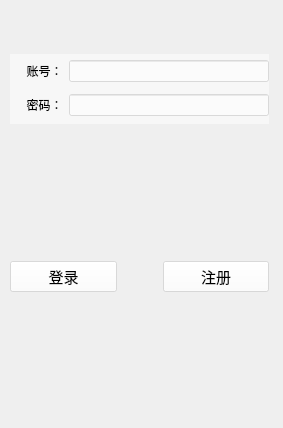
Above: loginbox.ui from Specialwu-cpu/train_book_system before the change. Below: the same form after it.
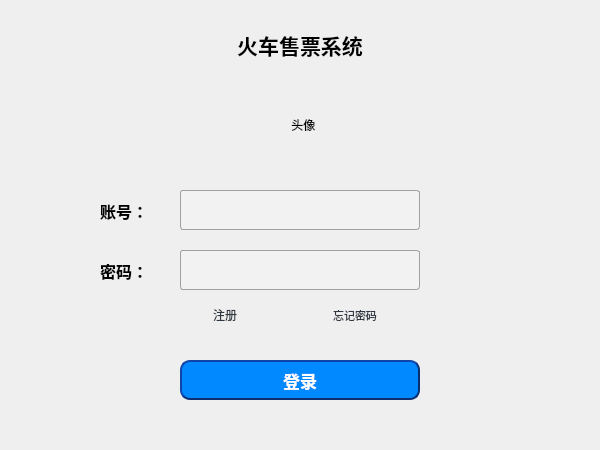
That is the form after the change.

Commit message: 完成找回密码界面和逻辑。

```diff
--- a/loginbox.ui
+++ b/loginbox.ui
@@ -6,186 +6,363 @@
    <rect>
     <x>0</x>
     <y>0</y>
-    <width>283</width>
-    <height>428</height>
+    <width>600</width>
+    <height>450</height>
    </rect>
   </property>
   <property name="windowTitle">
    <string>Form</string>
   </property>
-  <widget class="QWidget" name="widget_3" native="true">
+  <widget class="QLabel" name="headerLabel">
    <property name="geometry">
     <rect>
-     <x>10</x>
-     <y>130</y>
-     <width>259</width>
-     <height>294</height>
+     <x>250</x>
+     <y>70</y>
+     <width>110</width>
+     <height>110</height>
     </rect>
    </property>
-   <layout class="QVBoxLayout" name="verticalLayout_6" stretch="2">
-    <item>
-     <layout class="QHBoxLayout" name="horizontalLayout2" stretch="3,0,3">
-      <item>
-       <widget class="QPushButton" name="loginButton">
-        <property name="minimumSize">
-         <size>
-          <width>30</width>
-          <height>30</height>
-         </size>
-        </property>
-        <property name="font">
-         <font>
-          <family>华文琥珀</family>
-          <pointsize>11</pointsize>
-          <weight>50</weight>
-          <italic>false</italic>
-          <bold>false</bold>
-         </font>
-        </property>
-        <property name="styleSheet">
-         <string notr="true">font: 11pt &quot;华文琥珀&quot;;
-background-color: rgba(255, 255, 255, 120);</string>
-        </property>
-        <property name="text">
-         <string>登录</string>
-        </property>
-       </widget>
-      </item>
-      <item>
-       <spacer name="horizontalSpacer0">
-        <property name="orientation">
-         <enum>Qt::Horizontal</enum>
-        </property>
-        <property name="sizeHint" stdset="0">
-         <size>
-          <width>40</width>
-          <height>20</height>
-         </size>
-        </property>
-       </spacer>
-      </item>
-      <item>
-       <widget class="QPushButton" name="registerButton">
-        <property name="minimumSize">
-         <size>
-          <width>30</width>
-          <height>30</height>
-         </size>
-        </property>
-        <property name="font">
-         <font>
-          <family>华文琥珀</family>
-          <pointsize>11</pointsize>
-          <weight>50</weight>
-          <italic>false</italic>
-          <bold>false</bold>
-         </font>
-        </property>
-        <property name="styleSheet">
-         <string notr="true">font: 11pt &quot;华文琥珀&quot;;
-background-color: rgba(255, 255, 255, 120);</string>
-        </property>
-        <property name="text">
-         <string>注册</string>
-        </property>
-       </widget>
-      </item>
-     </layout>
-    </item>
-   </layout>
+   <property name="styleSheet">
+    <string notr="true"/>
+   </property>
+   <property name="text">
+    <string>头像 </string>
+   </property>
+   <property name="alignment">
+    <set>Qt::AlignCenter</set>
+   </property>
   </widget>
-  <widget class="QWidget" name="widget" native="true">
+  <widget class="QLabel" name="titleLabel">
    <property name="geometry">
     <rect>
-     <x>10</x>
-     <y>10</y>
-     <width>259</width>
-     <height>38</height>
+     <x>125</x>
+     <y>30</y>
+     <width>350</width>
+     <height>30</height>
     </rect>
    </property>
-   <layout class="QHBoxLayout" name="horizontalLayout_10">
-    <item>
-     <spacer name="horizontalSpacer_1">
-      <property name="orientation">
-       <enum>Qt::Horizontal</enum>
-      </property>
-      <property name="sizeHint" stdset="0">
-       <size>
-        <width>11</width>
-        <height>20</height>
-       </size>
-      </property>
-     </spacer>
-    </item>
-    <item>
-     <spacer name="horizontalSpacer_0">
-      <property name="orientation">
-       <enum>Qt::Horizontal</enum>
-      </property>
-      <property name="sizeHint" stdset="0">
-       <size>
-        <width>12</width>
-        <height>20</height>
-       </size>
-      </property>
-     </spacer>
-    </item>
-   </layout>
+   <property name="font">
+    <font>
+     <family>微软雅黑</family>
+     <pointsize>16</pointsize>
+     <weight>75</weight>
+     <italic>false</italic>
+     <bold>true</bold>
+     <kerning>false</kerning>
+    </font>
+   </property>
+   <property name="styleSheet">
+    <string notr="true">QLabel
+{
+	font-family: 微软雅黑;
+    font:bold 16pt; /*字体*/
+}</string>
+   </property>
+   <property name="text">
+    <string>火车售票系统</string>
+   </property>
+   <property name="alignment">
+    <set>Qt::AlignCenter</set>
+   </property>
   </widget>
-  <widget class="QWidget" name="widget_2" native="true">
+  <widget class="QLabel" name="accountLabel">
    <property name="geometry">
     <rect>
-     <x>10</x>
-     <y>54</y>
-     <width>259</width>
-     <height>70</height>
+     <x>100</x>
+     <y>195</y>
+     <width>71</width>
+     <height>31</height>
     </rect>
    </property>
    <property name="styleSheet">
-    <string notr="true">background-color: rgba(255, 255, 255, 120);</string>
+    <string notr="true">QLabel
+{
+	font-family: 宋体;
+    font:bold 12pt; /*字体*/
+}</string>
    </property>
-   <layout class="QVBoxLayout" name="verticalLayout_7">
-    <item>
-     <layout class="QHBoxLayout" name="horizontalLayout0" stretch="0,4">
-      <item>
-       <widget class="QLabel" name="accountLabel">
-        <property name="styleSheet">
-         <string notr="true">font: 12pt &quot;华文琥珀&quot;;
-background-color: rgba(255, 255, 255, 0);</string>
-        </property>
-        <property name="text">
-         <string>     账号：</string>
-        </property>
-       </widget>
-      </item>
-      <item>
-       <widget class="QLineEdit" name="accountLineEdit"/>
-      </item>
-     </layout>
-    </item>
-    <item>
-     <layout class="QHBoxLayout" name="horizontalLayout1" stretch="1,4">
-      <item>
-       <widget class="QLabel" name="passwordLabel">
-        <property name="styleSheet">
-         <string notr="true">font: 12pt &quot;华文琥珀&quot;;
-background-color: rgba(255, 255, 255, 0);</string>
-        </property>
-        <property name="text">
-         <string>     密码：</string>
-        </property>
-       </widget>
-      </item>
-      <item>
-       <widget class="QLineEdit" name="passwordLineEdit">
-        <property name="echoMode">
-         <enum>QLineEdit::Password</enum>
-        </property>
-       </widget>
-      </item>
-     </layout>
-    </item>
-   </layout>
+   <property name="text">
+    <string>账号：</string>
+   </property>
+  </widget>
+  <widget class="QLabel" name="passwordLabel">
+   <property name="geometry">
+    <rect>
+     <x>100</x>
+     <y>255</y>
+     <width>71</width>
+     <height>31</height>
+    </rect>
+   </property>
+   <property name="styleSheet">
+    <string notr="true">QLabel
+{
+	font-family: 宋体;
+    font:bold 12pt; /*字体*/
+}</string>
+   </property>
+   <property name="text">
+    <string>密码：</string>
+   </property>
+  </widget>
+  <widget class="QLineEdit" name="accountLineEdit">
+   <property name="geometry">
+    <rect>
+     <x>180</x>
+     <y>190</y>
+     <width>240</width>
+     <height>40</height>
+    </rect>
+   </property>
+   <property name="font">
+    <font>
+     <family>Times New Roman</family>
+     <pointsize>12</pointsize>
+     <weight>75</weight>
+     <bold>true</bold>
+    </font>
+   </property>
+   <property name="styleSheet">
+    <string notr="true">QLineEdit {
+	border: 1px solid #A0A0A0; /* 边框宽度为1px，颜色为#A0A0A0 */
+	border-radius: 3px; /* 边框圆角 */
+	padding-left: 5px; /* 文本距离左边界有5px */
+	background-color: #F2F2F2; /* 背景颜色 灰*/
+	color: #000000; /* 文本颜色 黑*/
+	selection-background-color: #A0A0A0; /* 选中文本的背景颜色 */
+	selection-color: #F2F2F2; /* 选中文本的颜色 */
+	font-family: &quot;Times New Roman&quot;; /* 文本字体族 */
+	font-size: 12pt; /* 文本字体大小 */
+}
+
+QLineEdit:hover { /* 鼠标悬浮在QLineEdit时的状态 */
+	border: 1px solid #298DFF;
+	border-radius: 3px;
+	background-color: #F2F2F2;
+	color: #298DFF; /* 文本颜色 蓝*/
+	selection-background-color: #298DFF;
+	selection-color: #F2F2F2;
+}
+</string>
+   </property>
+  </widget>
+  <widget class="QLineEdit" name="passwordLineEdit">
+   <property name="geometry">
+    <rect>
+     <x>180</x>
+     <y>250</y>
+     <width>240</width>
+     <height>40</height>
+    </rect>
+   </property>
+   <property name="styleSheet">
+    <string notr="true">QLineEdit {
+	border: 1px solid #A0A0A0; /* 边框宽度为1px，颜色为#A0A0A0 */
+	border-radius: 3px; /* 边框圆角 */
+	padding-left: 5px; /* 文本距离左边界有5px */
+	background-color: #F2F2F2; /* 背景颜色 灰*/
+	color: #000000; /* 文本颜色 黑*/
+	selection-background-color: #A0A0A0; /* 选中文本的背景颜色 */
+	selection-color: #F2F2F2; /* 选中文本的颜色 */
+	font-family: &quot;Times New Roman&quot;; /* 文本字体族 */
+	font-size: 12pt; /* 文本字体大小 */
+	lineedit-password-character: 9679;
+	lineedit-password-mask-delay: 2000;
+}
+
+QLineEdit:hover { /* 鼠标悬浮在QLineEdit时的状态 */
+	border: 1px solid #298DFF;
+	border-radius: 3px;
+	background-color: #F2F2F2;
+	color: #298DFF; /* 文本颜色 蓝*/
+	selection-background-color: #298DFF;
+	selection-color: #F2F2F2;
+}</string>
+   </property>
+  </widget>
+  <widget class="QPushButton" name="registButton">
+   <property name="geometry">
+    <rect>
+     <x>180</x>
+     <y>300</y>
+     <width>90</width>
+     <height>30</height>
+    </rect>
+   </property>
+   <property name="styleSheet">
+    <string notr="true">/**正常情况下样式**/
+QPushButton{
+	font: 8pt &quot;微软雅黑&quot;;
+    color: #2f3640;
+    border:none;
+    padding: 5px;
+}
+
+/*如果按下与悬浮想同时产生效果，hover必须写在pressed的后面*/
+
+/*鼠标悬浮时的效果*/
+QPushButton::hover
+{
+    color:rgb(96,96,96);
+	text-decoration:underline;
+    border-style:inset;/*改变边框风格*/
+	border-radius: 10px;
+    padding-left:8px;
+    padding-top:8px;
+}
+
+/*鼠标按下时的效果*/
+QPushButton::pressed
+{
+    color:#0000ff;
+    border-style:inset;/*改变边框风格*/
+	border-radius: 10px;
+    padding-left:8px;
+    padding-top:8px;
+}
+ 
+/*鼠标不可用时的效果*/
+QPushButton::disabled
+{
+    color:#000000;
+    background-color:rgb(40, 85, 20); /*改变背景色*/
+    border-style:inset;/*改变边框风格*/
+	border-radius: 10px;
+    padding-left:6px;
+    padding-top:6px;
+}
+
+</string>
+   </property>
+   <property name="text">
+    <string>注册</string>
+   </property>
+  </widget>
+  <widget class="QPushButton" name="forgetPasswordButton">
+   <property name="geometry">
+    <rect>
+     <x>310</x>
+     <y>300</y>
+     <width>90</width>
+     <height>30</height>
+    </rect>
+   </property>
+   <property name="font">
+    <font>
+     <family>微软雅黑</family>
+     <pointsize>8</pointsize>
+     <weight>50</weight>
+     <italic>false</italic>
+     <bold>false</bold>
+     <underline>false</underline>
+    </font>
+   </property>
+   <property name="styleSheet">
+    <string notr="true">/**正常情况下样式**/
+QPushButton{
+	font: 8pt &quot;微软雅黑&quot;;
+    color: #2f3640;
+    border:none;
+    padding: 5px;
+}
+
+/*如果按下与悬浮想同时产生效果，hover必须写在pressed的后面*/
+
+/*鼠标悬浮时的效果*/
+QPushButton::hover
+{
+    color:rgb(96,96,96);
+	text-decoration:underline;
+    border-style:inset;/*改变边框风格*/
+	border-radius: 10px;
+    padding-left:8px;
+    padding-top:8px;
+}
+
+/*鼠标按下时的效果*/
+QPushButton::pressed
+{
+    color:#0000ff;
+    border-style:inset;/*改变边框风格*/
+	border-radius: 10px;
+    padding-left:8px;
+    padding-top:8px;
+}
+ 
+/*鼠标不可用时的效果*/
+QPushButton::disabled
+{
+    color:#000000;
+    background-color:rgb(40, 85, 20); /*改变背景色*/
+    border-style:inset;/*改变边框风格*/
+	border-radius: 10px;
+    padding-left:6px;
+    padding-top:6px;
+}
+
+</string>
+   </property>
+   <property name="text">
+    <string>忘记密码</string>
+   </property>
+  </widget>
+  <widget class="QPushButton" name="loginButton">
+   <property name="geometry">
+    <rect>
+     <x>180</x>
+     <y>360</y>
+     <width>240</width>
+     <height>40</height>
+    </rect>
+   </property>
+   <property name="styleSheet">
+    <string notr="true">/*鼠标悬浮时的效果*/
+QPushButton#myButton:hover
+{
+    color:#0000ff;
+    background-color:rgb(40, 85, 20); /*改变背景色*/
+    border-style:inset;/*改变边框风格*/
+    padding-left:8px;
+    padding-top:8px;
+}
+/*如果按下与悬浮想同时产生效果，hover必须写在pressed的后面*/
+/*鼠标按下时的效果*/
+QPushButton#myButton:pressed
+{
+    color:#00ff00;
+    background-color:rgb(40, 85, 20); /*改变背景色*/
+    border-style:inset;/*改变边框风格*/
+    padding-left:6px;
+    padding-top:6px;
+}
+ 
+/*鼠标不可用时的效果*/
+QPushButton#myButton:disabled
+{
+    color:#000000;
+    background-color:rgb(40, 85, 20); /*改变背景色*/
+    border-style:inset;/*改变边框风格*/
+    padding-left:6px;
+    padding-top:6px;
+}
+ 
+QPushButton
+{
+    color:white; /*文字颜色*/
+    background-color:#0189FF;/*背景色*/
+    border-style:outset; /*边框风格*/
+    border-width:2px;/*边框宽度*/
+    border-color:rgb(10, 46,112); /*边框颜色*/
+    border-radius:10px; /*边框倒角*/
+	font-family: 宋体;
+    font:bold 13pt; /*字体*/
+    padding:4px;/*内边距*/
+}
+</string>
+   </property>
+   <property name="text">
+    <string>登录</string>
+   </property>
   </widget>
  </widget>
  <resources/>
```
The commit also changes 18 other files.
